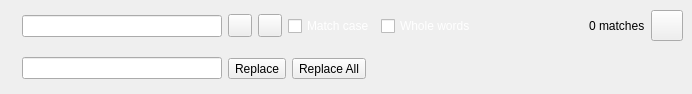
pyQode/pyqode.core, file pyqode/core/frontend/ui/search_panel.ui: the form before one commit.
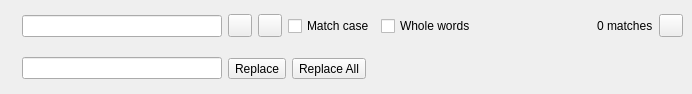
The form after the commit. Icons and pictures are not drawn.

Commit message: Fix search panel style (windows only, it was already looking good on linux and mac)

Patch:
```diff
--- a/pyqode/core/frontend/ui/search_panel.ui
+++ b/pyqode/core/frontend/ui/search_panel.ui
@@ -115,97 +115,6 @@
          </item>
          <item>
           <widget class="QCheckBox" name="checkBoxCase">
-           <property name="palette">
-            <palette>
-             <active>
-              <colorrole role="WindowText">
-               <brush brushstyle="SolidPattern">
-                <color alpha="255">
-                 <red>255</red>
-                 <green>255</green>
-                 <blue>255</blue>
-                </color>
-               </brush>
-              </colorrole>
-              <colorrole role="Text">
-               <brush brushstyle="SolidPattern">
-                <color alpha="255">
-                 <red>255</red>
-                 <green>255</green>
-                 <blue>255</blue>
-                </color>
-               </brush>
-              </colorrole>
-              <colorrole role="ButtonText">
-               <brush brushstyle="SolidPattern">
-                <color alpha="255">
-                 <red>255</red>
-                 <green>255</green>
-                 <blue>255</blue>
-                </color>
-               </brush>
-              </colorrole>
-             </active>
-             <inactive>
-              <colorrole role="WindowText">
-               <brush brushstyle="SolidPattern">
-                <color alpha="255">
-                 <red>255</red>
-                 <green>255</green>
-                 <blue>255</blue>
-                </color>
-               </brush>
-              </colorrole>
-              <colorrole role="Text">
-               <brush brushstyle="SolidPattern">
-                <color alpha="255">
-                 <red>255</red>
-                 <green>255</green>
-                 <blue>255</blue>
-                </color>
-               </brush>
-              </colorrole>
-              <colorrole role="ButtonText">
-               <brush brushstyle="SolidPattern">
-                <color alpha="255">
-                 <red>255</red>
-                 <green>255</green>
-                 <blue>255</blue>
-                </color>
-               </brush>
-              </colorrole>
-             </inactive>
-             <disabled>
-              <colorrole role="WindowText">
-               <brush brushstyle="SolidPattern">
-                <color alpha="255">
-                 <red>255</red>
-                 <green>255</green>
-                 <blue>255</blue>
-                </color>
-               </brush>
-              </colorrole>
-              <colorrole role="Text">
-               <brush brushstyle="SolidPattern">
-                <color alpha="255">
-                 <red>255</red>
-                 <green>255</green>
-                 <blue>255</blue>
-                </color>
-               </brush>
-              </colorrole>
-              <colorrole role="ButtonText">
-               <brush brushstyle="SolidPattern">
-                <color alpha="255">
-                 <red>255</red>
-                 <green>255</green>
-                 <blue>255</blue>
-                </color>
-               </brush>
-              </colorrole>
-             </disabled>
-            </palette>
-           </property>
            <property name="styleSheet">
             <string notr="true"/>
            </property>
@@ -216,97 +125,6 @@
          </item>
          <item>
           <widget class="QCheckBox" name="checkBoxWholeWords">
-           <property name="palette">
-            <palette>
-             <active>
-              <colorrole role="WindowText">
-               <brush brushstyle="SolidPattern">
-                <color alpha="255">
-                 <red>255</red>
-                 <green>255</green>
-                 <blue>255</blue>
-                </color>
-               </brush>
-              </colorrole>
-              <colorrole role="Text">
-               <brush brushstyle="SolidPattern">
-                <color alpha="255">
-                 <red>255</red>
-                 <green>255</green>
-                 <blue>255</blue>
-                </color>
-               </brush>
-              </colorrole>
-              <colorrole role="ButtonText">
-               <brush brushstyle="SolidPattern">
-                <color alpha="255">
-                 <red>255</red>
-                 <green>255</green>
-                 <blue>255</blue>
-                </color>
-               </brush>
-              </colorrole>
-             </active>
-             <inactive>
-              <colorrole role="WindowText">
-               <brush brushstyle="SolidPattern">
-                <color alpha="255">
-                 <red>255</red>
-                 <green>255</green>
-                 <blue>255</blue>
-                </color>
-               </brush>
-              </colorrole>
-              <colorrole role="Text">
-               <brush brushstyle="SolidPattern">
-                <color alpha="255">
-                 <red>255</red>
-                 <green>255</green>
-                 <blue>255</blue>
-                </color>
-               </brush>
-              </colorrole>
-              <colorrole role="ButtonText">
-               <brush brushstyle="SolidPattern">
-                <color alpha="255">
-                 <red>255</red>
-                 <green>255</green>
-                 <blue>255</blue>
-                </color>
-               </brush>
-              </colorrole>
-             </inactive>
-             <disabled>
-              <colorrole role="WindowText">
-               <brush brushstyle="SolidPattern">
-                <color alpha="255">
-                 <red>255</red>
-                 <green>255</green>
-                 <blue>255</blue>
-                </color>
-               </brush>
-              </colorrole>
-              <colorrole role="Text">
-               <brush brushstyle="SolidPattern">
-                <color alpha="255">
-                 <red>255</red>
-                 <green>255</green>
-                 <blue>255</blue>
-                </color>
-               </brush>
-              </colorrole>
-              <colorrole role="ButtonText">
-               <brush brushstyle="SolidPattern">
-                <color alpha="255">
-                 <red>255</red>
-                 <green>255</green>
-                 <blue>255</blue>
-                </color>
-               </brush>
-              </colorrole>
-             </disabled>
-            </palette>
-           </property>
            <property name="text">
             <string>Whole words</string>
            </property>
@@ -341,12 +159,6 @@
             <iconset>
              <normaloff>:/pycode-icons/rc/close.png</normaloff>:/pycode-icons/rc/close.png</iconset>
            </property>
-           <property name="iconSize">
-            <size>
-             <width>24</width>
-             <height>24</height>
-            </size>
-           </property>
           </widget>
          </item>
         </layout>
```
Left out of the diff: 44 changed lines with no effect on the pictures. The commit also changes 1 other file.
